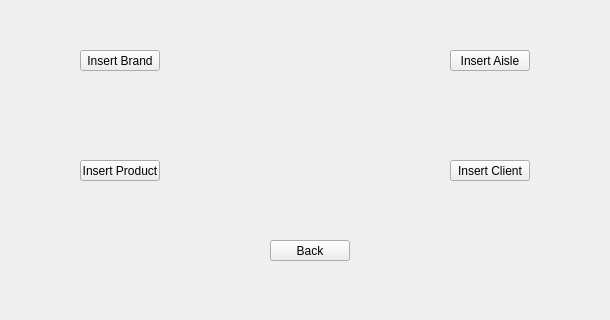
Above: Admin/insertions.ui from Corne1401/StrucProject3 before the change; both pictures show x 90 to 700 and y 0 to 320 of the 800 by 600 pixel window. Below: the same form after it.
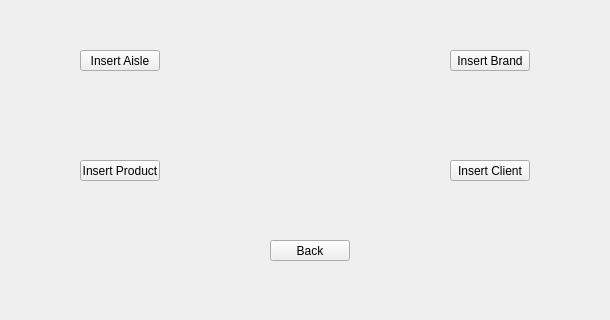
That is the form after the change.

Diff of the .ui file:
```diff
--- a/Admin/insertions.ui
+++ b/Admin/insertions.ui
@@ -43,7 +43,7 @@
    <widget class="QPushButton" name="insertAisle">
     <property name="geometry">
      <rect>
-      <x>540</x>
+      <x>170</x>
       <y>50</y>
       <width>80</width>
       <height>21</height>
@@ -56,7 +56,7 @@
    <widget class="QPushButton" name="insertBrand">
     <property name="geometry">
      <rect>
-      <x>170</x>
+      <x>540</x>
       <y>50</y>
       <width>80</width>
       <height>21</height>
```
